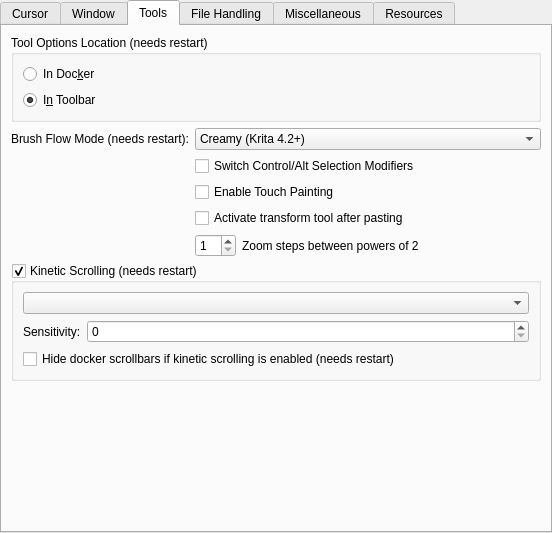
Before: the Qt Designer form libs/ui/forms/wdggeneralsettings.ui in KDE/krita, drawn with Qt 5.
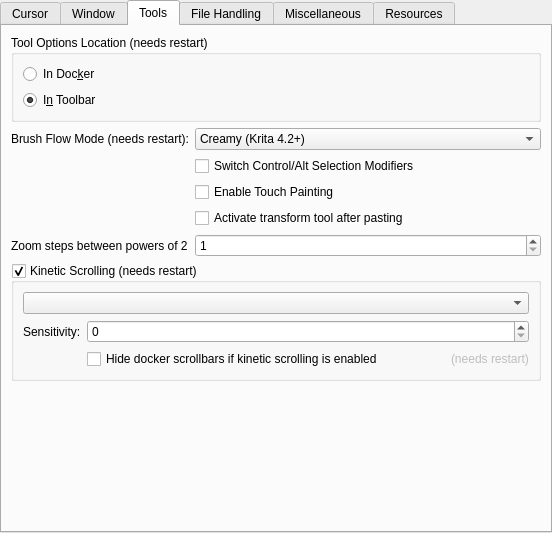
After: the same form once the commit is applied. The open tabs and pages were chosen to show the change. Custom widgets are drawn as their Qt base class.

Commit message:
General Settings: tidy up the layout of the Tools tab
Part-of: <https://invent.kde.org/graphics/krita/-/merge_requests/1742>

What changed in the file:
```diff
--- a/libs/ui/forms/wdggeneralsettings.ui
+++ b/libs/ui/forms/wdggeneralsettings.ui
@@ -718,9 +718,14 @@
          </property>
         </widget>
        </item>
+       <item row="5" column="0">
+        <widget class="QLabel" name="lblZoomSteps">
+         <property name="text">
+          <string>Zoom steps between powers of 2</string>
+         </property>
+        </widget>
+       </item>
        <item row="5" column="1">
-        <layout class="QHBoxLayout" name="layoutZoom">
-         <item>
           <widget class="QSpinBox" name="spnZoomSteps">
            <property name="minimum">
             <number>1</number>
@@ -730,28 +735,6 @@
            </property>
           </widget>
          </item>
-         <item>
-          <widget class="QLabel" name="lblZoomSteps">
-           <property name="text">
-            <string>Zoom steps between powers of 2</string>
-           </property>
-          </widget>
-         </item>
-         <item>
-          <spacer name="spacerZoom">
-           <property name="orientation">
-            <enum>Qt::Horizontal</enum>
-           </property>
-           <property name="sizeHint" stdset="0">
-            <size>
-             <width>40</width>
-             <height>20</height>
-            </size>
-           </property>
-          </spacer>
-         </item>
-        </layout>
-       </item>
        <item row="6" column="0" colspan="2">
         <widget class="QGroupBox" name="m_groupBoxKineticScrollingSettings">
          <property name="title">
@@ -777,14 +760,55 @@
           <item row="1" column="1">
            <widget class="KisSliderSpinBox" name="m_kineticScrollingSensitivitySlider" native="true"/>
           </item>
-          <item row="2" column="0" colspan="2">
+          <item row="2" column="1">
+           <widget class="QWidget" name="widget_3" native="true">
+            <layout class="QHBoxLayout" name="horizontalLayout_9">
+             <property name="leftMargin">
+              <number>0</number>
+             </property>
+             <property name="topMargin">
+              <number>0</number>
+             </property>
+             <property name="rightMargin">
+              <number>0</number>
+             </property>
+             <property name="bottomMargin">
+              <number>0</number>
+             </property>
+             <item>
            <widget class="QCheckBox" name="m_chkKineticScrollingHideScrollbars">
             <property name="text">
-             <string>Hide docker scrollbars if kinetic scrolling is enabled (needs restart)</string>
+                <string>Hide docker scrollbars if kinetic scrolling is enabled</string>
             </property>
             <property name="checked">
              <bool>false</bool>
             </property>
+              </widget>
+             </item>
+             <item>
+              <spacer name="horizontalSpacer_5">
+               <property name="orientation">
+                <enum>Qt::Horizontal</enum>
+               </property>
+               <property name="sizeHint" stdset="0">
+                <size>
+                 <width>0</width>
+                 <height>0</height>
+                </size>
+               </property>
+              </spacer>
+             </item>
+             <item>
+              <widget class="QLabel" name="label_14">
+               <property name="enabled">
+                <bool>false</bool>
+               </property>
+               <property name="text">
+                <string>(needs restart)</string>
+               </property>
+              </widget>
+             </item>
+            </layout>
            </widget>
           </item>
          </layout>
```
Left out of the diff: 2 changed lines with no effect on the pictures. Lines whose indentation alone changed are shown as unchanged.
